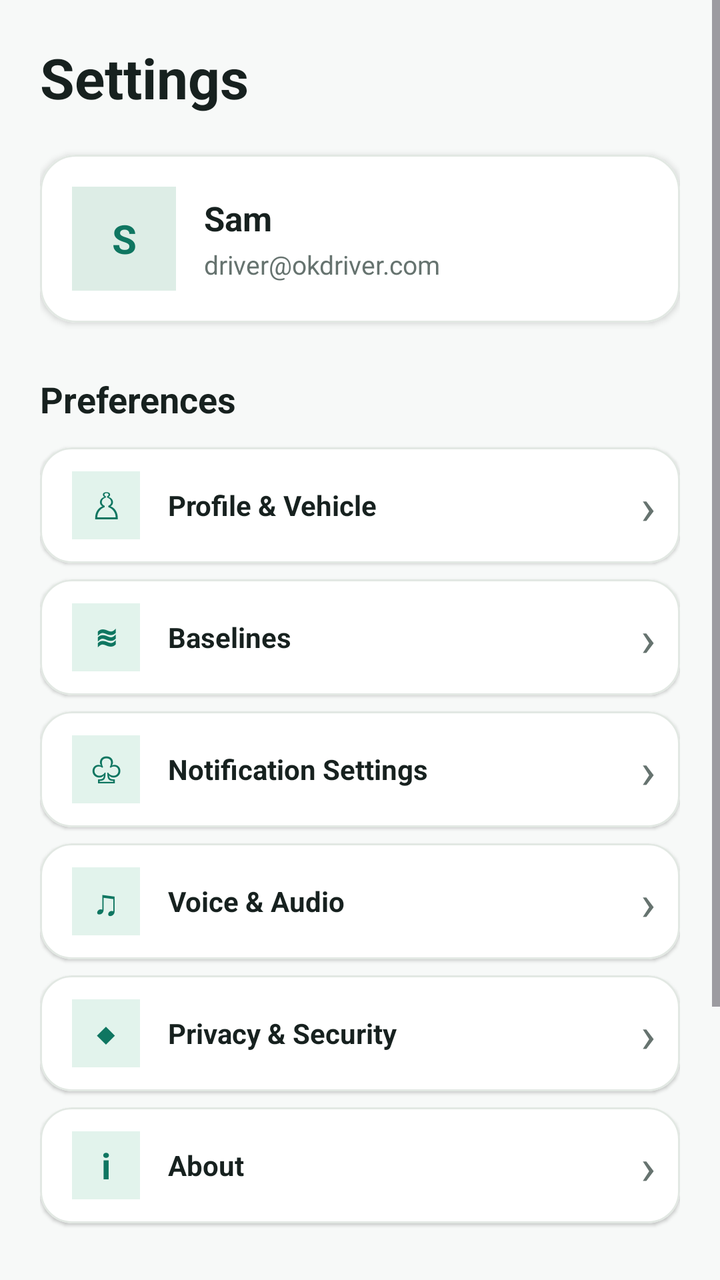
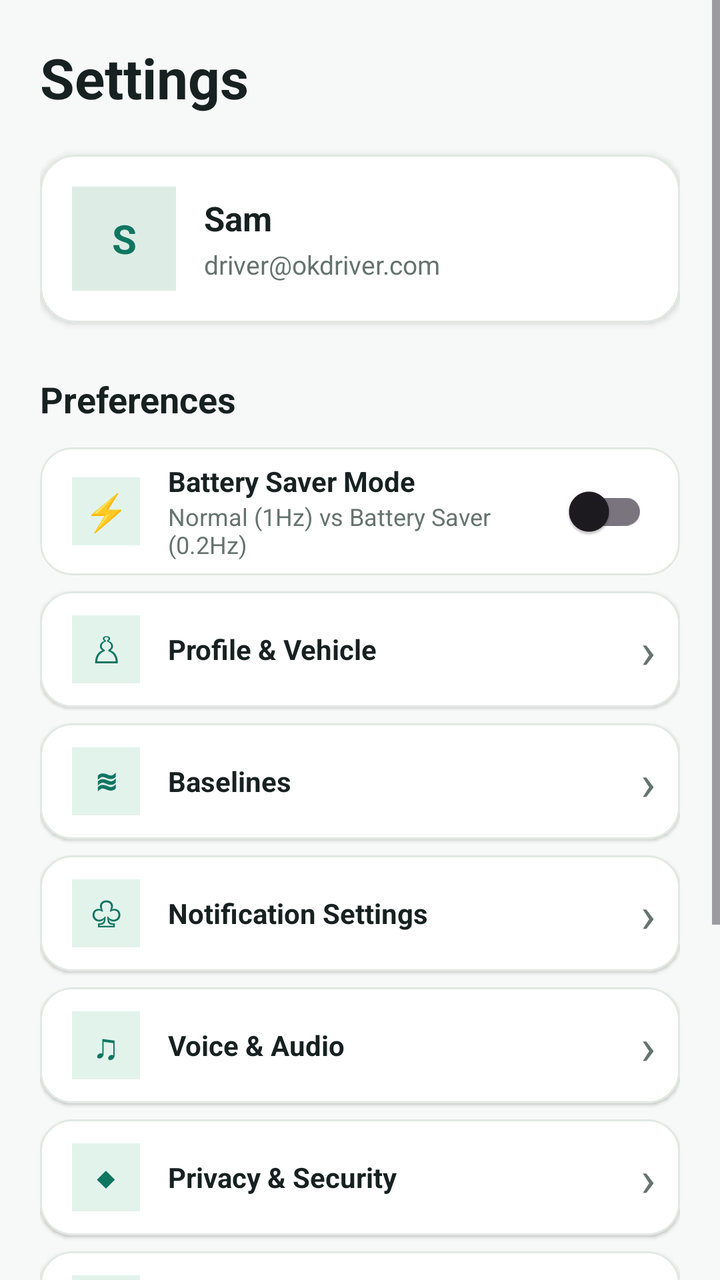

An Android layout rendered at two revisions. The XML below is the earlier revision; the diff shows what the commit changed to produce the second picture.
<!-- AndroidManifest.xml: application theme Theme.OKDrivers -->
<!-- res/layout/fragment_settings.xml -->
<?xml version="1.0" encoding="utf-8"?>
<ScrollView
    xmlns:android="http://schemas.android.com/apk/res/android"
    xmlns:app="http://schemas.android.com/apk/res-auto"
    android:layout_width="match_parent"
    android:layout_height="match_parent"
    android:background="@color/ok_bg"
    android:fillViewport="true">

    <LinearLayout
        android:layout_width="match_parent"
        android:layout_height="wrap_content"
        android:orientation="vertical"
        android:padding="20dp">

        
        
        

        <TextView
            android:id="@+id/tvSettingsTitle"
            android:layout_width="wrap_content"
            android:layout_height="wrap_content"
            android:text="Settings"
            android:textColor="@color/ok_text"
            android:textSize="28sp"
            android:textStyle="bold" />


        
        
        

        <com.google.android.material.card.MaterialCardView
            android:id="@+id/cardProfile"
            android:layout_width="match_parent"
            android:layout_height="wrap_content"
            android:layout_marginTop="20dp"
            app:cardBackgroundColor="@color/white"
            app:cardCornerRadius="18dp"
            app:cardElevation="2dp"
            app:strokeColor="#E2E8E3"
            app:strokeWidth="1dp">

            <LinearLayout
                android:layout_width="match_parent"
                android:layout_height="wrap_content"
                android:orientation="horizontal"
                android:gravity="center_vertical"
                android:padding="16dp">

                

                <TextView
                    android:id="@+id/tvProfileInitial"
                    android:layout_width="52dp"
                    android:layout_height="52dp"
                    android:background="#DDEDE6"
                    android:gravity="center"
                    android:text="S"
                    android:textColor="@color/ok_green"
                    android:textSize="20sp"
                    android:textStyle="bold" />

                <LinearLayout
                    android:layout_width="0dp"
                    android:layout_height="wrap_content"
                    android:layout_weight="1"
                    android:layout_marginStart="14dp"
                    android:orientation="vertical">

                    <TextView
                        android:id="@+id/tvProfileName"
                        android:layout_width="wrap_content"
                        android:layout_height="wrap_content"
                        android:text="Sam"
                        android:textColor="@color/ok_text"
                        android:textSize="17sp"
                        android:textStyle="bold" />

                    <TextView
                        android:id="@+id/tvProfileEmail"
                        android:layout_width="wrap_content"
                        android:layout_height="wrap_content"
                        android:layout_marginTop="3dp"
                        android:text="driver@okdriver.com"
                        android:textColor="@color/ok_secondary"
                        android:textSize="13sp" />

                </LinearLayout>

            </LinearLayout>

        </com.google.android.material.card.MaterialCardView>


        
        
        

        <TextView
            android:id="@+id/tvSettingsSection"
            android:layout_width="wrap_content"
            android:layout_height="wrap_content"
            android:layout_marginTop="26dp"
            android:text="Preferences"
            android:textColor="@color/ok_text"
            android:textSize="18sp"
            android:textStyle="bold" />


        
        
        

        <com.google.android.material.card.MaterialCardView
            android:id="@+id/cardProfileVehicle"
            android:layout_width="match_parent"
            android:layout_height="wrap_content"
            android:layout_marginTop="12dp"
            app:cardBackgroundColor="@color/white"
            app:cardCornerRadius="16dp"
            app:cardElevation="1dp"
            app:strokeColor="#E2E8E3"
            app:strokeWidth="1dp">

            <LinearLayout
                android:layout_width="match_parent"
                android:layout_height="58dp"
                android:gravity="center_vertical"
                android:orientation="horizontal"
                android:paddingStart="16dp"
                android:paddingEnd="12dp">

                <TextView
                    android:layout_width="34dp"
                    android:layout_height="34dp"
                    android:background="#E2F3EC"
                    android:gravity="center"
                    android:text="♙"
                    android:textColor="@color/ok_green"
                    android:textSize="18sp" />

                <TextView
                    android:layout_width="0dp"
                    android:layout_height="wrap_content"
                    android:layout_weight="1"
                    android:layout_marginStart="14dp"
                    android:text="Profile &amp; Vehicle"
                    android:textColor="@color/ok_text"
                    android:textSize="14sp"
                    android:textStyle="bold" />

                <TextView
                    android:layout_width="wrap_content"
                    android:layout_height="wrap_content"
                    android:text="›"
                    android:textColor="@color/ok_secondary"
                    android:textSize="25sp" />

            </LinearLayout>

        </com.google.android.material.card.MaterialCardView>


        
        
        

        <com.google.android.material.card.MaterialCardView
            android:id="@+id/cardBaselines"
            android:layout_width="match_parent"
            android:layout_height="wrap_content"
            android:layout_marginTop="8dp"
            app:cardBackgroundColor="@color/white"
            app:cardCornerRadius="16dp"
            app:cardElevation="1dp"
            app:strokeColor="#E2E8E3"
            app:strokeWidth="1dp">

            <LinearLayout
                android:layout_width="match_parent"
                android:layout_height="58dp"
                android:gravity="center_vertical"
                android:orientation="horizontal"
                android:paddingStart="16dp"
                android:paddingEnd="12dp">

                <TextView
                    android:layout_width="34dp"
                    android:layout_height="34dp"
                    android:background="#E2F3EC"
                    android:gravity="center"
                    android:text="≋"
                    android:textColor="@color/ok_green"
                    android:textSize="18sp"
                    android:textStyle="bold" />

                <TextView
                    android:layout_width="0dp"
                    android:layout_height="wrap_content"
                    android:layout_weight="1"
                    android:layout_marginStart="14dp"
                    android:text="Baselines"
                    android:textColor="@color/ok_text"
                    android:textSize="14sp"
                    android:textStyle="bold" />

                <TextView
                    android:layout_width="wrap_content"
                    android:layout_height="wrap_content"
                    android:text="›"
                    android:textColor="@color/ok_secondary"
                    android:textSize="25sp" />

            </LinearLayout>

        </com.google.android.material.card.MaterialCardView>


        
        
        

        <com.google.android.material.card.MaterialCardView
            android:id="@+id/cardNotifications"
            android:layout_width="match_parent"
            android:layout_height="wrap_content"
            android:layout_marginTop="8dp"
            app:cardBackgroundColor="@color/white"
            app:cardCornerRadius="16dp"
            app:cardElevation="1dp"
            app:strokeColor="#E2E8E3"
            app:strokeWidth="1dp">

            <LinearLayout
                android:layout_width="match_parent"
                android:layout_height="58dp"
                android:gravity="center_vertical"
                android:orientation="horizontal"
                android:paddingStart="16dp"
                android:paddingEnd="12dp">

                <TextView
                    android:layout_width="34dp"
                    android:layout_height="34dp"
                    android:background="#E2F3EC"
                    android:gravity="center"
                    android:text="♧"
                    android:textColor="@color/ok_green"
                    android:textSize="18sp" />

                <TextView
                    android:layout_width="0dp"
                    android:layout_height="wrap_content"
                    android:layout_weight="1"
                    android:layout_marginStart="14dp"
                    android:text="Notification Settings"
                    android:textColor="@color/ok_text"
                    android:textSize="14sp"
                    android:textStyle="bold" />

                <TextView
                    android:layout_width="wrap_content"
                    android:layout_height="wrap_content"
                    android:text="›"
                    android:textColor="@color/ok_secondary"
                    android:textSize="25sp" />

            </LinearLayout>

        </com.google.android.material.card.MaterialCardView>


        
        
        

        <com.google.android.material.card.MaterialCardView
            android:id="@+id/cardVoiceAudio"
            android:layout_width="match_parent"
            android:layout_height="wrap_content"
            android:layout_marginTop="8dp"
            app:cardBackgroundColor="@color/white"
            app:cardCornerRadius="16dp"
            app:cardElevation="1dp"
            app:strokeColor="#E2E8E3"
            app:strokeWidth="1dp">

            <LinearLayout
                android:layout_width="match_parent"
                android:layout_height="58dp"
                android:gravity="center_vertical"
                android:orientation="horizontal"
                android:paddingStart="16dp"
                android:paddingEnd="12dp">

                <TextView
                    android:layout_width="34dp"
                    android:layout_height="34dp"
                    android:background="#E2F3EC"
                    android:gravity="center"
                    android:text="♫"
                    android:textColor="@color/ok_green"
                    android:textSize="18sp" />

                <TextView
                    android:layout_width="0dp"
                    android:layout_height="wrap_content"
                    android:layout_weight="1"
                    android:layout_marginStart="14dp"
                    android:text="Voice &amp; Audio"
                    android:textColor="@color/ok_text"
                    android:textSize="14sp"
                    android:textStyle="bold" />

                <TextView
                    android:layout_width="wrap_content"
                    android:layout_height="wrap_content"
                    android:text="›"
                    android:textColor="@color/ok_secondary"
                    android:textSize="25sp" />

            </LinearLayout>

        </com.google.android.material.card.MaterialCardView>


        
        
        

        <com.google.android.material.card.MaterialCardView
            android:id="@+id/cardPrivacy"
            android:layout_width="match_parent"
            android:layout_height="wrap_content"
            android:layout_marginTop="8dp"
            app:cardBackgroundColor="@color/white"
            app:cardCornerRadius="16dp"
            app:cardElevation="1dp"
            app:strokeColor="#E2E8E3"
            app:strokeWidth="1dp">

            <LinearLayout
                android:layout_width="match_parent"
                android:layout_height="58dp"
                android:gravity="center_vertical"
                android:orientation="horizontal"
                android:paddingStart="16dp"
                android:paddingEnd="12dp">

                <TextView
                    android:layout_width="34dp"
                    android:layout_height="34dp"
                    android:background="#E2F3EC"
                    android:gravity="center"
                    android:text="◆"
                    android:textColor="@color/ok_green"
                    android:textSize="15sp" />

                <TextView
                    android:layout_width="0dp"
                    android:layout_height="wrap_content"
                    android:layout_weight="1"
                    android:layout_marginStart="14dp"
                    android:text="Privacy &amp; Security"
                    android:textColor="@color/ok_text"
                    android:textSize="14sp"
                    android:textStyle="bold" />

                <TextView
                    android:layout_width="wrap_content"
                    android:layout_height="wrap_content"
                    android:text="›"
                    android:textColor="@color/ok_secondary"
                    android:textSize="25sp" />

            </LinearLayout>

        </com.google.android.material.card.MaterialCardView>


        
        
        

        <com.google.android.material.card.MaterialCardView
            android:id="@+id/cardAbout"
            android:layout_width="match_parent"
            android:layout_height="wrap_content"
            android:layout_marginTop="8dp"
            app:cardBackgroundColor="@color/white"
            app:cardCornerRadius="16dp"
            app:cardElevation="1dp"
            app:strokeColor="#E2E8E3"
            app:strokeWidth="1dp">

            <LinearLayout
                android:layout_width="match_parent"
                android:layout_height="58dp"
                android:gravity="center_vertical"
                android:orientation="horizontal"
                android:paddingStart="16dp"
                android:paddingEnd="12dp">

                <TextView
                    android:layout_width="34dp"
                    android:layout_height="34dp"
                    android:background="#E2F3EC"
                    android:gravity="center"
                    android:text="i"
                    android:textColor="@color/ok_green"
                    android:textSize="18sp"
                    android:textStyle="bold" />

                <TextView
                    android:layout_width="0dp"
                    android:layout_height="wrap_content"
                    android:layout_weight="1"
                    android:layout_marginStart="14dp"
                    android:text="About"
                    android:textColor="@color/ok_text"
                    android:textSize="14sp"
                    android:textStyle="bold" />

                <TextView
                    android:layout_width="wrap_content"
                    android:layout_height="wrap_content"
                    android:text="›"
                    android:textColor="@color/ok_secondary"
                    android:textSize="25sp" />

            </LinearLayout>

        </com.google.android.material.card.MaterialCardView>


        
        
        

        <com.google.android.material.button.MaterialButton
            android:id="@+id/btnLogout"
            android:layout_width="match_parent"
            android:layout_height="54dp"
            android:layout_marginTop="28dp"
            android:layout_marginBottom="100dp"
            android:text="Log Out"
            android:textAllCaps="false"
            android:textColor="@color/white"
            android:textSize="14sp"
            app:backgroundTint="@color/ok_text"
            app:cornerRadius="27dp" />

    </LinearLayout>

</ScrollView>
<!-- resources referenced by this layout -->
<resources>
  <color name="ok_bg">#F7F9F8</color>
  <color name="ok_green">#0F7661</color>
  <color name="ok_secondary">#66736F</color>
  <color name="ok_text">#17211F</color>
  <color name="white">#FFFFFFFF</color>
  <style name="Theme.OKDrivers" parent="Base.Theme.OKDrivers" />
  <style name="Base.Theme.OKDrivers" parent="Theme.Material3.DayNight.NoActionBar">
          
          
      </style>
</resources>

<!-- the commit's change to res/layout/fragment_settings.xml (unified diff, before → after) -->
@@ -114,10 +114,77 @@
         
 
         <com.google.android.material.card.MaterialCardView
+            android:id="@+id/cardSamplingRate"
+            android:layout_width="match_parent"
+            android:layout_height="wrap_content"
+            android:layout_marginTop="12dp"
+            app:cardBackgroundColor="@color/white"
+            app:cardCornerRadius="16dp"
+            app:cardElevation="1dp"
+            app:strokeColor="#E2E8E3"
+            app:strokeWidth="1dp">
+
+            <LinearLayout
+                android:layout_width="match_parent"
+                android:layout_height="64dp"
+                android:gravity="center_vertical"
+                android:orientation="horizontal"
+                android:paddingStart="16dp"
+                android:paddingEnd="16dp">
+
+                <TextView
+                    android:layout_width="34dp"
+                    android:layout_height="34dp"
+                    android:background="#E2F3EC"
+                    android:gravity="center"
+                    android:text="⚡"
+                    android:textColor="@color/ok_green"
+                    android:textSize="18sp" />
+
+                <LinearLayout
+                    android:layout_width="0dp"
+                    android:layout_height="wrap_content"
+                    android:layout_weight="1"
+                    android:layout_marginStart="14dp"
+                    android:orientation="vertical">
+
+                    <TextView
+                        android:layout_width="wrap_content"
+                        android:layout_height="wrap_content"
+                        android:text="Battery Saver Mode"
+                        android:textColor="@color/ok_text"
+                        android:textSize="14sp"
+                        android:textStyle="bold" />
+
+                    <TextView
+                        android:id="@+id/tvSamplingRateDesc"
+                        android:layout_width="wrap_content"
+                        android:layout_height="wrap_content"
+                        android:text="Normal (1Hz) vs Battery Saver (0.2Hz)"
+                        android:textColor="@color/ok_secondary"
+                        android:textSize="12sp" />
+
+                </LinearLayout>
+
+                <androidx.appcompat.widget.SwitchCompat
+                    android:id="@+id/switchBatterySaver"
+                    android:layout_width="wrap_content"
+                    android:layout_height="wrap_content" />
+
+            </LinearLayout>
+
+        </com.google.android.material.card.MaterialCardView>
+
+
+        
+        
+        
+
+        <com.google.android.material.card.MaterialCardView
             android:id="@+id/cardProfileVehicle"
             android:layout_width="match_parent"
             android:layout_height="wrap_content"
-            android:layout_marginTop="12dp"
+            android:layout_marginTop="8dp"
             app:cardBackgroundColor="@color/white"
             app:cardCornerRadius="16dp"
             app:cardElevation="1dp"
